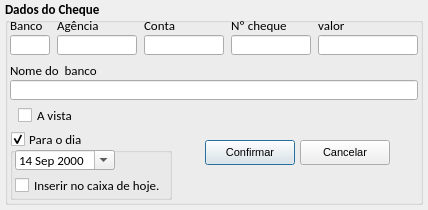
The window that loja/tela_pagamento_cheque.ui (jmessias1725/sexloja) describes before a commit, drawn with Qt 5.
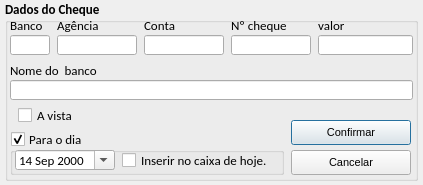
The same window after the commit. Icons and pictures are not drawn.

What changed in the file:
```diff
--- a/loja/tela_pagamento_cheque.ui
+++ b/loja/tela_pagamento_cheque.ui
@@ -6,10 +6,22 @@
    <rect>
     <x>0</x>
     <y>0</y>
-    <width>428</width>
-    <height>210</height>
+    <width>423</width>
+    <height>185</height>
    </rect>
   </property>
+  <property name="minimumSize">
+   <size>
+    <width>423</width>
+    <height>185</height>
+   </size>
+  </property>
+  <property name="maximumSize">
+   <size>
+    <width>423</width>
+    <height>185</height>
+   </size>
+  </property>
   <property name="windowTitle">
    <string>Dialog</string>
   </property>
@@ -18,8 +30,8 @@
     <rect>
      <x>5</x>
      <y>0</y>
-     <width>418</width>
-     <height>205</height>
+     <width>413</width>
+     <height>181</height>
     </rect>
    </property>
    <property name="font">
@@ -232,7 +244,7 @@
      <rect>
       <x>313</x>
       <y>35</y>
-      <width>100</width>
+      <width>95</width>
       <height>20</height>
      </rect>
     </property>
@@ -252,7 +264,7 @@
      <rect>
       <x>5</x>
       <y>80</y>
-      <width>408</width>
+      <width>403</width>
       <height>20</height>
      </rect>
     </property>
@@ -287,9 +299,9 @@
    <widget class="QPushButton" name="btn_confirmar">
     <property name="geometry">
      <rect>
-      <x>200</x>
-      <y>140</y>
-      <width>90</width>
+      <x>286</x>
+      <y>120</y>
+      <width>120</width>
       <height>25</height>
      </rect>
     </property>
@@ -321,9 +333,9 @@
    <widget class="QPushButton" name="btn_cancelar">
     <property name="geometry">
      <rect>
-      <x>295</x>
-      <y>140</y>
-      <width>90</width>
+      <x>286</x>
+      <y>150</y>
+      <width>120</width>
       <height>25</height>
      </rect>
     </property>
@@ -357,8 +369,8 @@
      <rect>
       <x>5</x>
       <y>130</y>
-      <width>162</width>
-      <height>70</height>
+      <width>274</width>
+      <height>45</height>
      </rect>
     </property>
     <property name="font">
@@ -385,8 +397,8 @@
      </property>
      <property name="geometry">
       <rect>
-       <x>5</x>
-       <y>45</y>
+       <x>112</x>
+       <y>20</y>
        <width>157</width>
        <height>20</height>
       </rect>
```
Left out of the diff: 16 changed lines with no effect on the pictures.
